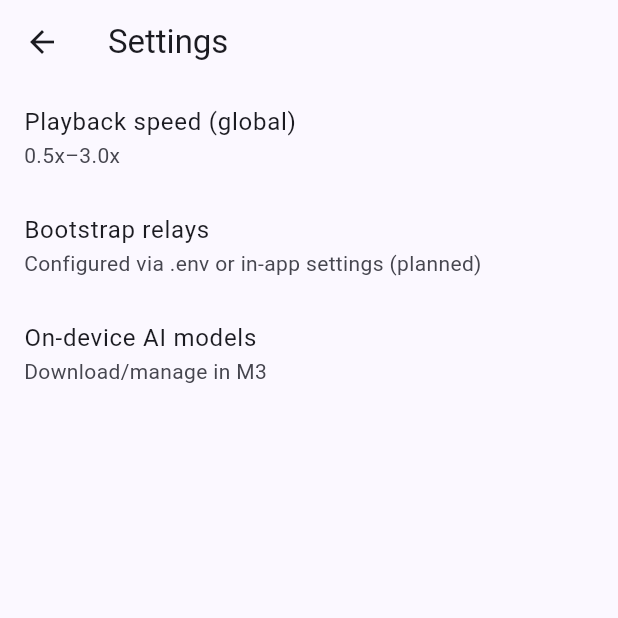
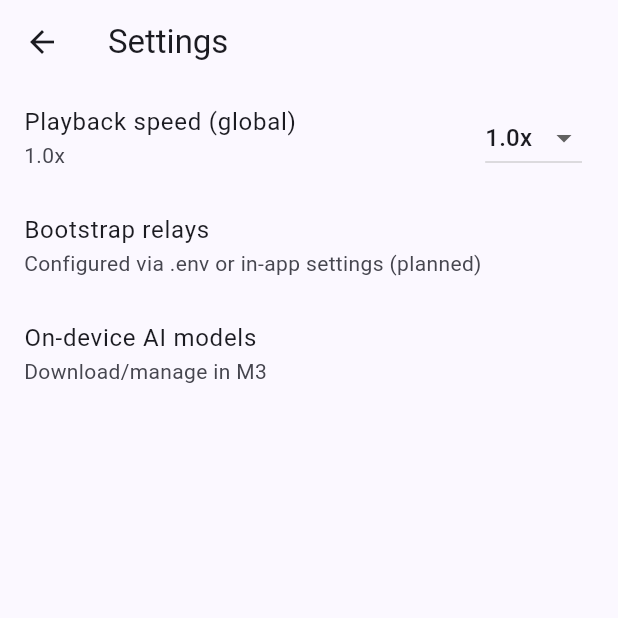
Before and after one commit to tscherrie/vmcast, a Flutter app: the SettingsScreen screen opened by its route, on a phone screen of 412 x 824 dp, the top half of it. Run offline on Flutter 3.47's test engine with Material 3 defaults, Android fonts, the phone set to English and light mode, and no system bars; our stand-ins replace go_router, just_audio, shared_preferences; missing offline and left inert: audio_session, record; accounts and stored records are empty.

Commit message:
feat(state): add Provider-based AppState; persist global playback speed; wire Settings and VM Detail

```diff
--- a/lib/screens/settings_screen.dart
+++ b/lib/screens/settings_screen.dart
@@ -1,4 +1,6 @@
 import 'package:flutter/material.dart';
+import 'package:provider/provider.dart';
+import '../state/app_state.dart';
 
 class SettingsScreen extends StatelessWidget {
   static const String routeName = 'settings';
@@ -8,21 +10,36 @@ class SettingsScreen extends StatelessWidget {
   Widget build(BuildContext context) {
     return Scaffold(
       appBar: AppBar(title: const Text('Settings')),
-      body: ListView(
-        children: const [
+      body: Consumer<AppState>(
+        builder: (context, app, _) {
+          return ListView(
+            children: [
               ListTile(
-            title: Text('Playback speed (global)'),
-            subtitle: Text('0.5x–3.0x'),
+                title: const Text('Playback speed (global)'),
+                subtitle: Text('${app.playbackSpeed}x'),
+                trailing: DropdownButton<double>(
+                  value: app.playbackSpeed,
+                  items: const [
+                    0.5, 0.75, 1.0, 1.25, 1.5, 1.75, 2.0, 2.5, 3.0
+                  ]
+                      .map((v) => DropdownMenuItem(value: v, child: Text('${v}x')))
+                      .toList(),
+                  onChanged: (v) {
+                    if (v != null) app.setPlaybackSpeed(v);
+                  },
                 ),
-          ListTile(
+              ),
+              const ListTile(
                 title: Text('Bootstrap relays'),
                 subtitle: Text('Configured via .env or in-app settings (planned)'),
               ),
-          ListTile(
+              const ListTile(
                 title: Text('On-device AI models'),
                 subtitle: Text('Download/manage in M3'),
               ),
             ],
+          );
+        },
       ),
     );
   }
--- /dev/null
+++ b/lib/state/app_state.dart
@@ -0,0 +1,22 @@
+import 'package:flutter/foundation.dart';
+import 'package:shared_preferences/shared_preferences.dart';
+
+class AppState extends ChangeNotifier {
+  static const String _kPlaybackSpeedKey = 'playback_speed';
+
+  double _playbackSpeed = 1.0;
+  double get playbackSpeed => _playbackSpeed;
+
+  Future<void> load() async {
+    final prefs = await SharedPreferences.getInstance();
+    _playbackSpeed = prefs.getDouble(_kPlaybackSpeedKey) ?? 1.0;
+    notifyListeners();
+  }
+
+  Future<void> setPlaybackSpeed(double speed) async {
+    _playbackSpeed = speed;
+    notifyListeners();
+    final prefs = await SharedPreferences.getInstance();
+    await prefs.setDouble(_kPlaybackSpeedKey, speed);
+  }
+}
--- a/pubspec.yaml
+++ b/pubspec.yaml
@@ -41,6 +41,8 @@ dependencies:
   permission_handler: ^12.0.1
   path_provider: ^2.1.3
   path: ^1.9.0
+  provider: ^6.1.2
+  shared_preferences: ^2.3.2
 
 dev_dependencies:
   flutter_test:
```
Also changed, not shown: lib/app.dart (+6 -1 lines), lib/screens/vm_detail_screen.dart (+14 -3 lines), 1 other file. Lines whose indentation alone changed are shown as unchanged.
